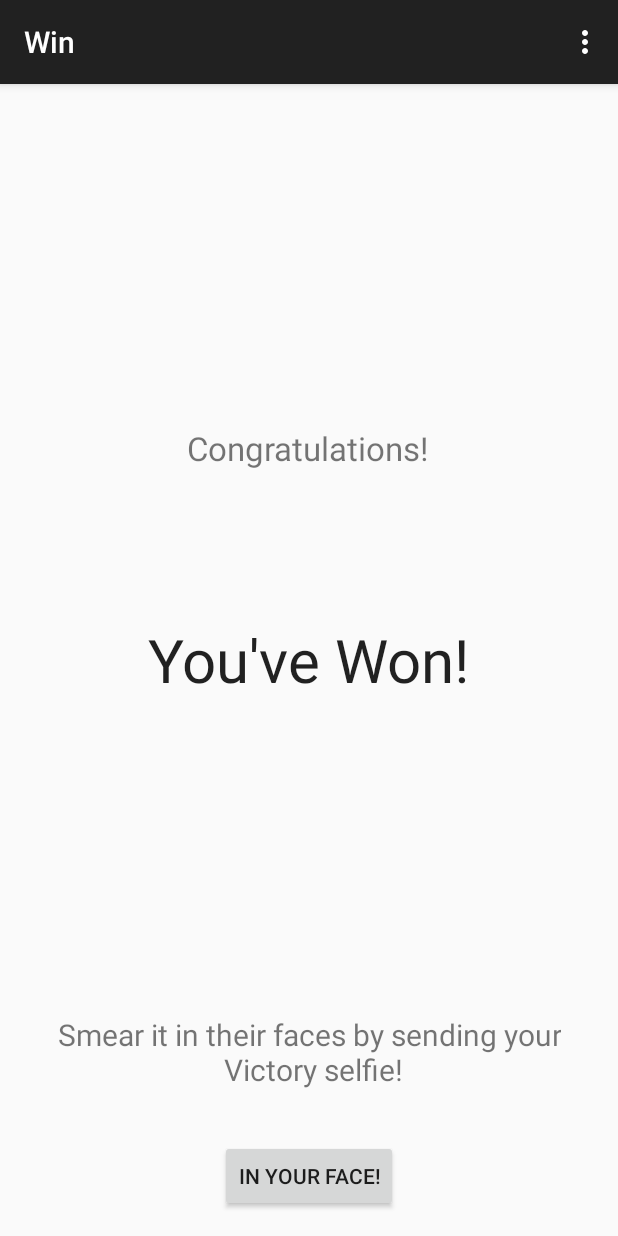
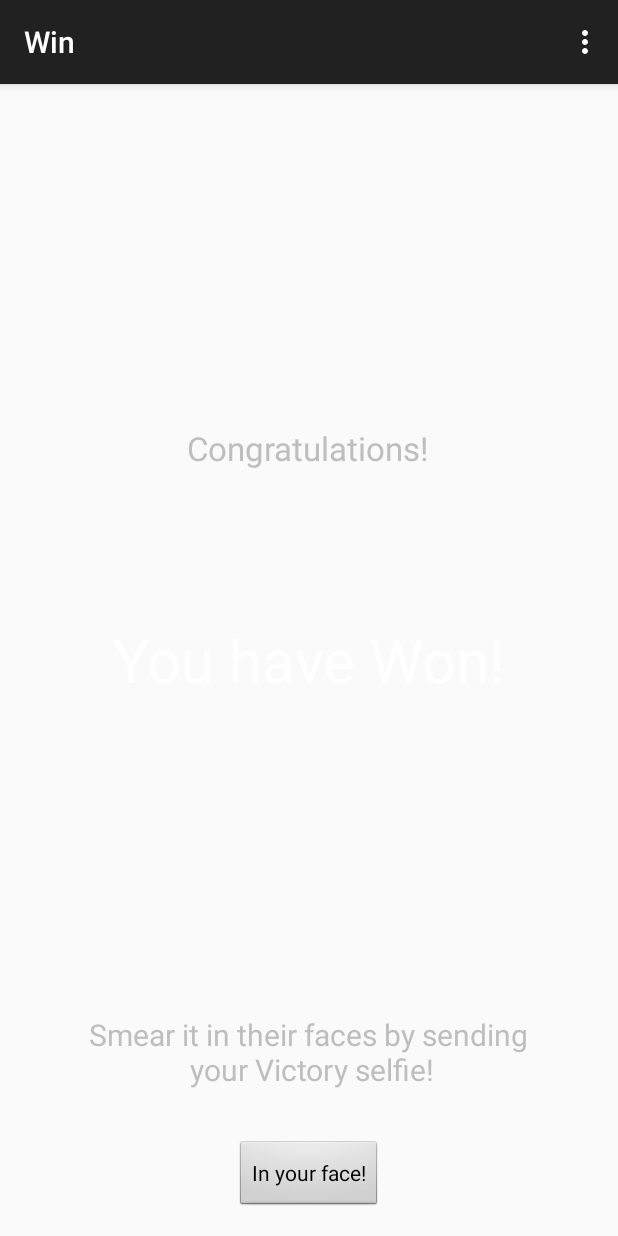
Before and after one commit to anraja/Faceon, an Android app: the Win screen opened directly, with no data from a screen before it, on a phone screen of 412 x 824 dp. Run offline under Robolectric (Android 15) with nearby library versions, the phone set to English and light mode, and no system bars.

Commit message:
Partly finished
Looks good but no functionallity

```diff
--- a/app/src/main/java/com/example/anitha/faceon/Win.java
+++ b/app/src/main/java/com/example/anitha/faceon/Win.java
@@ -5,6 +5,8 @@ import android.os.Bundle;
 import android.view.Menu;
 import android.view.MenuItem;
 import android.view.View;
+import android.view.Window;
+import android.view.WindowManager;
 import android.widget.Button;
 import android.util.Log;
 
--- a/app/src/main/res/layout/activity_win.xml
+++ b/app/src/main/res/layout/activity_win.xml
@@ -1,6 +1,7 @@
 <RelativeLayout xmlns:android="http://schemas.android.com/apk/res/android"
     xmlns:tools="http://schemas.android.com/tools" android:layout_width="match_parent"
     android:layout_height="match_parent" android:paddingLeft="@dimen/activity_horizontal_margin"
+    android:theme="@android:style/Theme.Black.NoTitleBar"
     android:paddingRight="@dimen/activity_horizontal_margin"
     android:paddingTop="@dimen/activity_vertical_margin"
     android:paddingBottom="@dimen/activity_vertical_margin"
--- a/app/src/main/res/values/strings.xml
+++ b/app/src/main/res/values/strings.xml
@@ -3,8 +3,9 @@
 
     <string name="app_name">Selfie Challenge</string>
     <string name="win_con">Congratulations!</string>
-    <string name="win">You've Won!</string>
-    <string name="smear">Smear it in their faces by sending your\n Victory selfie!</string>
+    <string name="win">You have Won!</string>
+    <string name="hello_world">Hello World!</string>
+    <string name="smear">Smear it in their faces by sending\n your Victory selfie!</string>
     <string name="win_button">In your face!</string>
     <string name="ok">OK</string>
     <string name="cancel">Cancel</string>
```
